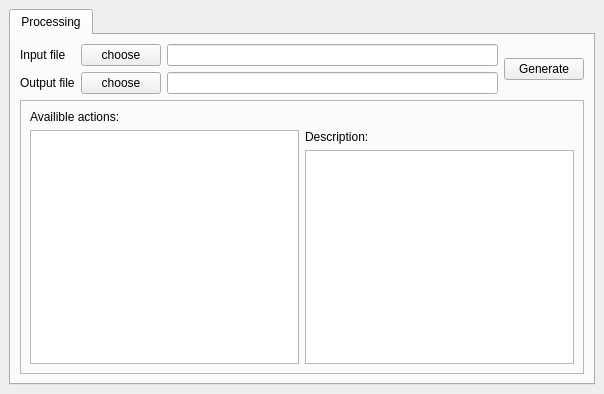
Old version of the form main.ui in the repository pashtetez/pcadattr.
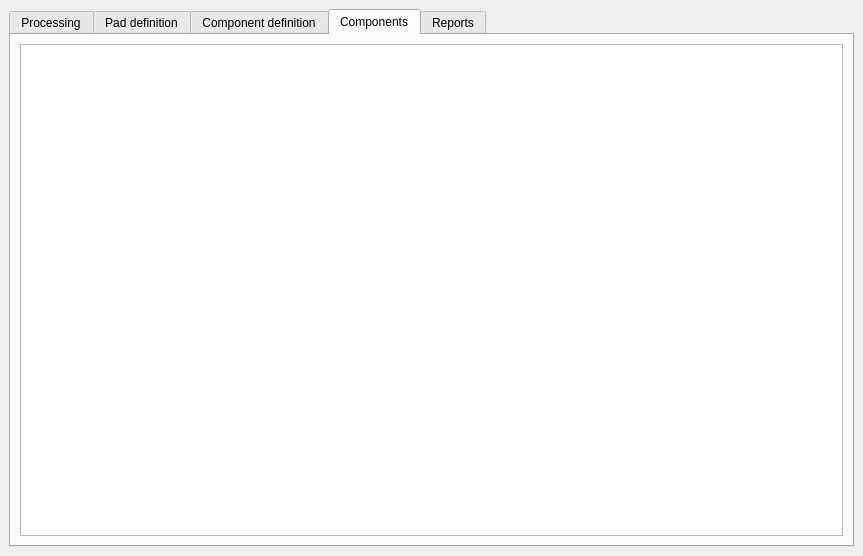
New version of the form.

```diff
--- a/main.ui
+++ b/main.ui
@@ -6,8 +6,8 @@
    <rect>
     <x>0</x>
     <y>0</y>
-    <width>604</width>
-    <height>394</height>
+    <width>863</width>
+    <height>556</height>
    </rect>
   </property>
   <property name="windowTitle">
@@ -18,7 +18,7 @@
     <item row="0" column="0">
      <widget class="QTabWidget" name="tabWidget">
       <property name="currentIndex">
-       <number>0</number>
+       <number>3</number>
       </property>
       <widget class="QWidget" name="tab">
        <attribute name="title">
@@ -112,6 +112,41 @@
         </item>
        </layout>
       </widget>
+      <widget class="QWidget" name="tab_2">
+       <attribute name="title">
+        <string>Pad definition</string>
+       </attribute>
+       <layout class="QGridLayout" name="gridLayout_5">
+        <item row="0" column="0">
+         <widget class="QTableWidget" name="padDefTable"/>
+        </item>
+       </layout>
+      </widget>
+      <widget class="QWidget" name="tab_3">
+       <attribute name="title">
+        <string>Component definition</string>
+       </attribute>
+       <layout class="QGridLayout" name="gridLayout_6">
+        <item row="0" column="0">
+         <widget class="QTableWidget" name="compDefTable"/>
+        </item>
+       </layout>
+      </widget>
+      <widget class="QWidget" name="tab_4">
+       <attribute name="title">
+        <string>Components</string>
+       </attribute>
+       <layout class="QGridLayout" name="gridLayout_7">
+        <item row="0" column="0">
+         <widget class="QTableWidget" name="compTable"/>
+        </item>
+       </layout>
+      </widget>
+      <widget class="QWidget" name="tab_5">
+       <attribute name="title">
+        <string>Reports</string>
+       </attribute>
+      </widget>
      </widget>
     </item>
    </layout>
```
Left out of the diff: 4 changed lines with no effect on the pictures.
